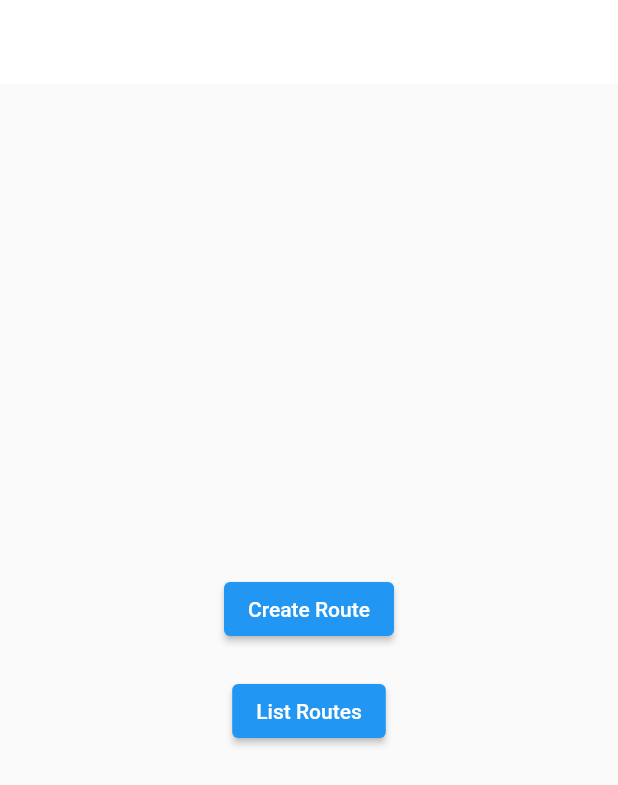
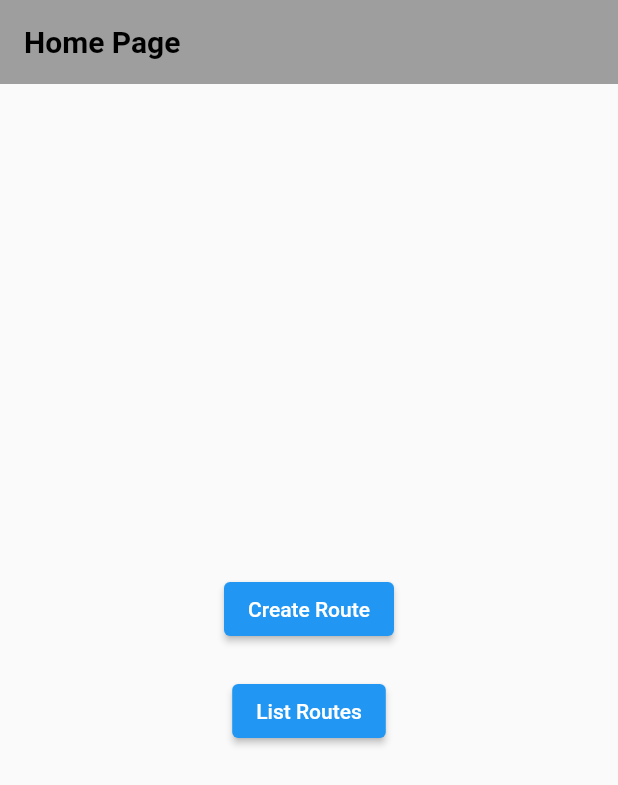
Before and after one commit to segri544/demo, a Flutter app: the screen it shows after launch, on a phone screen of 412 x 824 dp. Shown: the top 785 px of the screen. Run offline on Flutter 3.47's test engine with Material 2 defaults, Android fonts, the light colour scheme and no system bars; our stand-ins replace cloud_firestore, firebase_auth, firebase_core, flutter_svg, google_maps_flutter; missing offline and left inert: dart:ffi, flutter_polyline_points; accounts and stored records are empty.

Commit message:
just before google maps

```diff
--- a/lib/main.dart
+++ b/lib/main.dart
@@ -52,7 +52,14 @@ class HomePage extends StatelessWidget {
   @override
   Widget build(BuildContext context) {
     return Scaffold(
-      appBar: AppBar(title: Text('Home Page')),
+      appBar: AppBar(
+        backgroundColor: Colors.grey,
+        title: Text(
+          'Home Page',
+        ),
+        titleTextStyle: TextStyle(
+            color: Colors.black, fontSize: 20, fontWeight: FontWeight.bold),
+      ),
       body: Center(
         child: Column(
           mainAxisAlignment: MainAxisAlignment.center,
--- a/lib/screens/create_route.dart
+++ b/lib/screens/create_route.dart
@@ -297,12 +297,14 @@ class CreateRoutePageState extends State<CreateRoutePage> {
   Widget build(BuildContext context) {
     return Scaffold(
       appBar: AppBar(
+        backgroundColor: Colors.grey,
         title: const Text(
           "Güzergah Oluşturma Ekrani",
           style:
-              TextStyle(color: ui.Color.fromARGB(255, 0, 0, 0), fontSize: 16),
+              TextStyle(color: ui.Color.fromARGB(255, 0, 0, 0), fontSize: 20),
         ),
-        backgroundColor: Colors.white,
+        titleTextStyle: TextStyle(
+            color: Colors.black, fontSize: 20, fontWeight: FontWeight.bold),
         actions: [
           PopupMenuButton<String>(
             color: ui.Color.fromARGB(255, 108, 107, 107),
```
Also changed, not shown: lib/screens/ListRoute.dart (+6 -1 lines), lib/screens/track_page.dart (+33 -12 lines).
